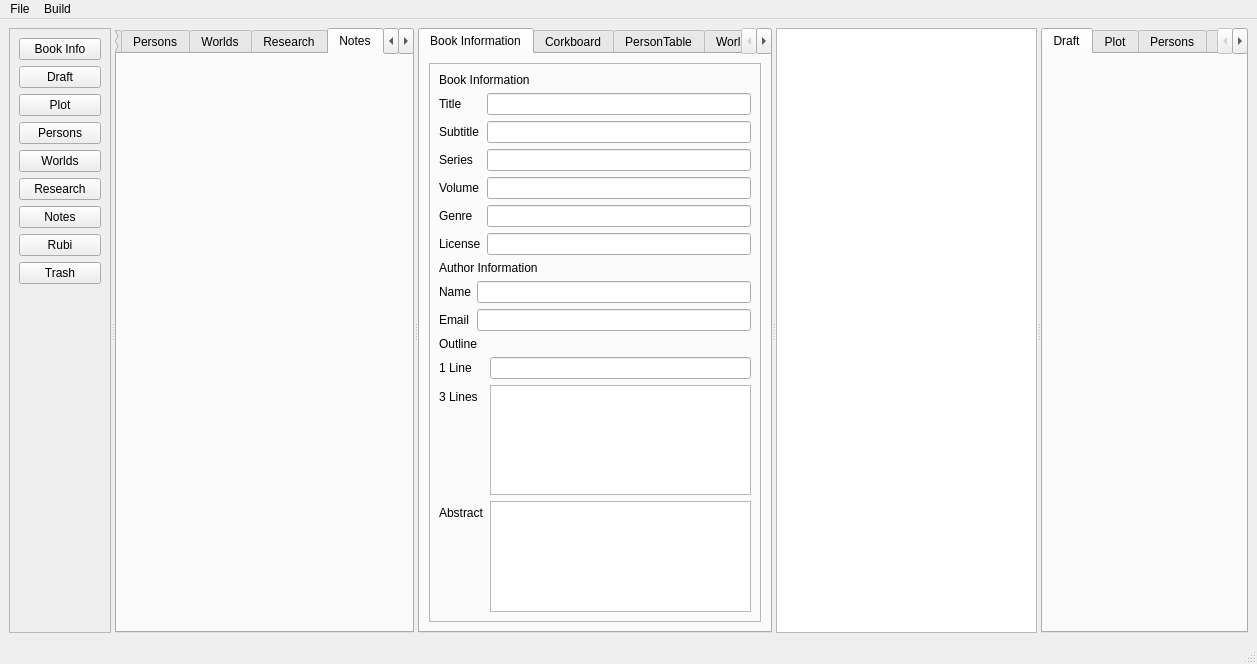
NovelLab/sms-editor1, file mainwindow.ui: the form before one commit.
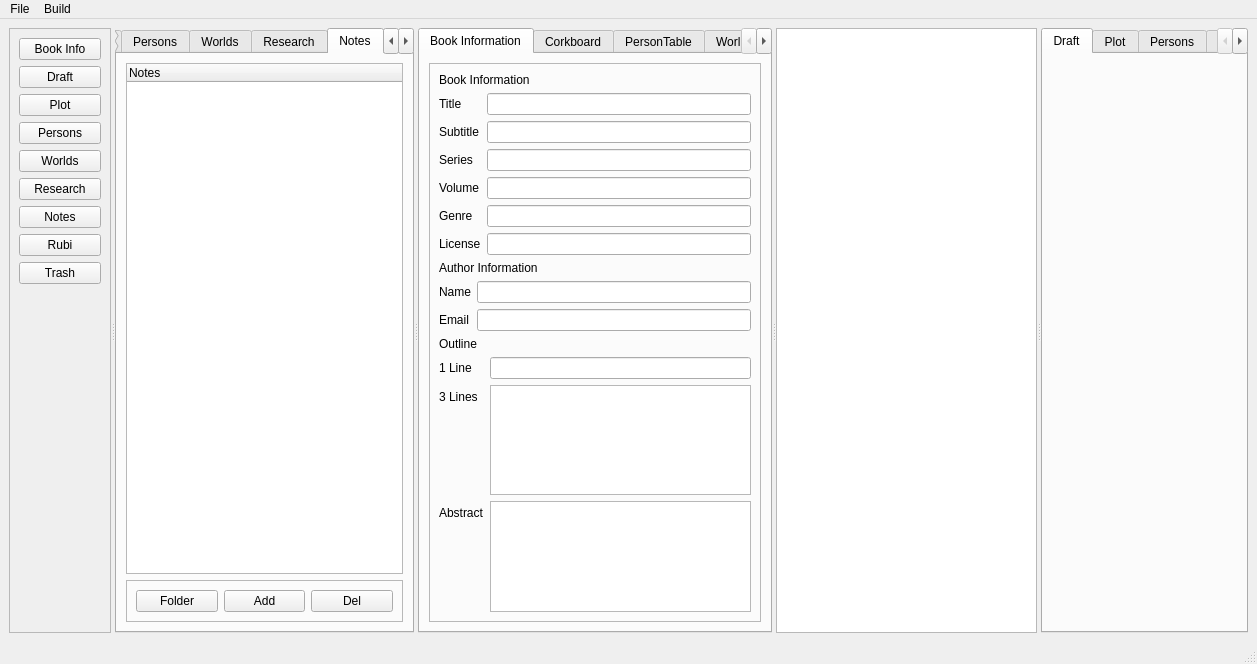
The form after the commit. The open tabs and pages were chosen to show the change. Custom widgets are drawn as their Qt base class.

Commit message: Add: notes tree to view changer.

```diff
--- a/mainwindow.ui
+++ b/mainwindow.ui
@@ -359,6 +359,50 @@
         <attribute name="title">
          <string>Notes</string>
         </attribute>
+        <layout class="QVBoxLayout" name="verticalLayout_14">
+         <item>
+          <widget class="NotesTree" name="notesTreeView">
+           <column>
+            <property name="text">
+             <string>Notes</string>
+            </property>
+           </column>
+          </widget>
+         </item>
+         <item>
+          <widget class="QFrame" name="frame_8">
+           <property name="frameShape">
+            <enum>QFrame::StyledPanel</enum>
+           </property>
+           <property name="frameShadow">
+            <enum>QFrame::Raised</enum>
+           </property>
+           <layout class="QHBoxLayout" name="horizontalLayout_6">
+            <item>
+             <widget class="QPushButton" name="btnFolderNotes">
+              <property name="text">
+               <string>Folder</string>
+              </property>
+             </widget>
+            </item>
+            <item>
+             <widget class="QPushButton" name="btnAddNotes">
+              <property name="text">
+               <string>Add</string>
+              </property>
+             </widget>
+            </item>
+            <item>
+             <widget class="QPushButton" name="btnDelNotes">
+              <property name="text">
+               <string>Del</string>
+              </property>
+             </widget>
+            </item>
+           </layout>
+          </widget>
+         </item>
+        </layout>
        </widget>
        <widget class="QWidget" name="tabRubiTree">
         <attribute name="title">
@@ -743,6 +787,11 @@
    <extends>QTreeWidget</extends>
    <header>views/researchtree.h</header>
   </customwidget>
+  <customwidget>
+   <class>NotesTree</class>
+   <extends>QTreeWidget</extends>
+   <header>views/notestree.h</header>
+  </customwidget>
  </customwidgets>
  <resources/>
  <connections/>
```
The commit also changes 7 other files.
